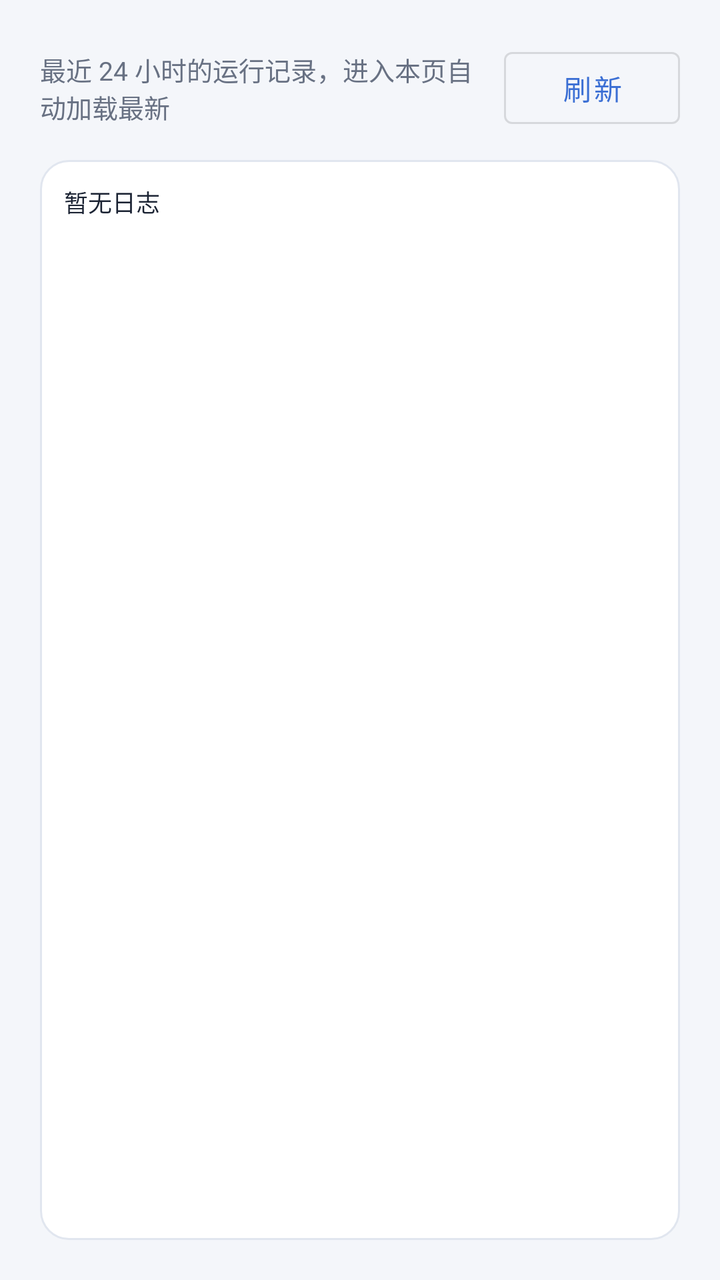
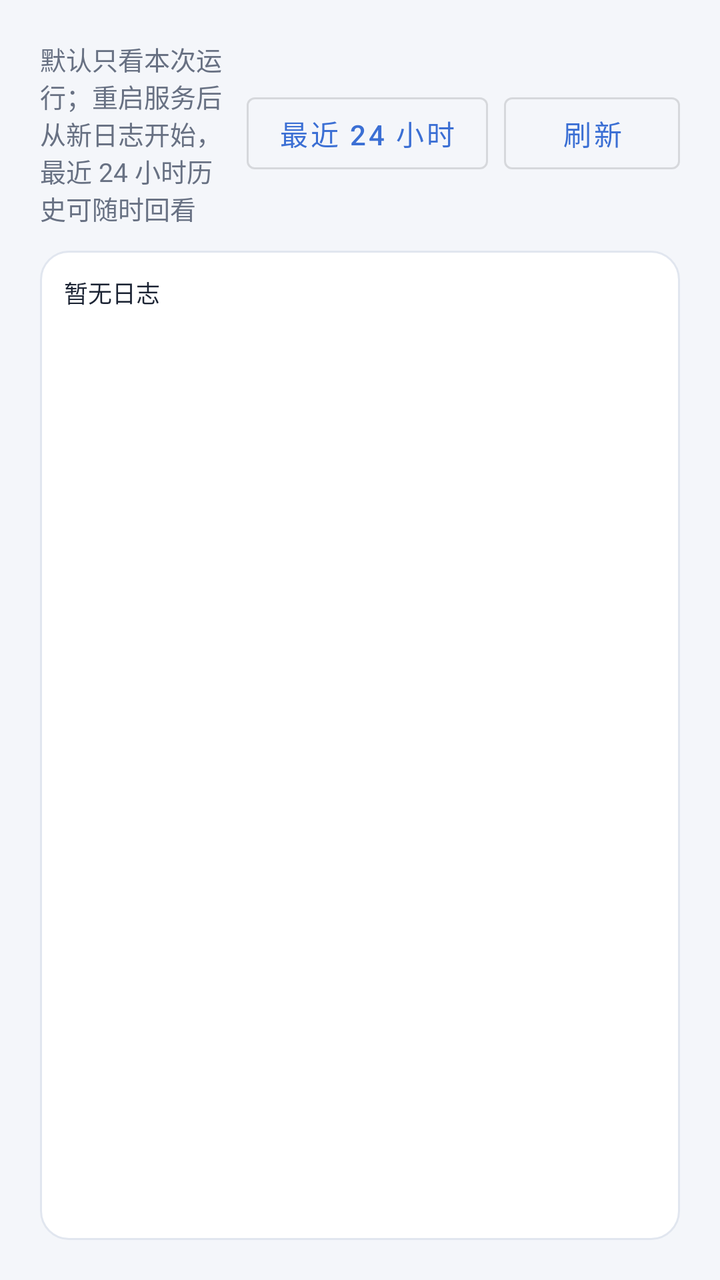

Screens rendered from an Android XML layout before and after an edit, with the pre-edit source and the edit as a unified diff.
<!-- AndroidManifest.xml: application theme Theme.Mugshot -->
<!-- res/layout/fragment_logs.xml -->
<?xml version="1.0" encoding="utf-8"?>
<LinearLayout xmlns:android="http://schemas.android.com/apk/res/android"
    android:layout_width="match_parent"
    android:layout_height="match_parent"
    android:orientation="vertical"
    android:padding="20dp">

    <LinearLayout
        android:layout_width="match_parent"
        android:layout_height="wrap_content"
        android:gravity="center_vertical"
        android:orientation="horizontal">

        <TextView
            android:id="@+id/log_hint"
            android:layout_width="0dp"
            android:layout_height="wrap_content"
            android:layout_weight="1"
            android:text="@string/log_hint"
            android:textSize="13sp"
            android:textColor="@color/text_sub" />

        <Button
            android:id="@+id/btn_refresh_log"
            android:layout_width="wrap_content"
            android:layout_height="wrap_content"
            android:layout_marginStart="8dp"
            android:text="@string/btn_refresh_log"
            style="@style/Widget.MaterialComponents.Button.OutlinedButton" />
    </LinearLayout>

    <ScrollView
        android:id="@+id/log_scroll"
        android:layout_width="match_parent"
        android:layout_height="match_parent"
        android:layout_marginTop="12dp"
        android:background="@drawable/card_bg"
        android:fillViewport="true">

        <TextView
            android:id="@+id/log_view"
            android:layout_width="match_parent"
            android:layout_height="wrap_content"
            android:fontFamily="monospace"
            android:padding="12dp"
            android:text="@string/log_empty"
            android:textColor="@color/text_main"
            android:textIsSelectable="true"
            android:textSize="12sp" />
    </ScrollView>
</LinearLayout>
<!-- resources referenced by this layout -->
<resources>
  <color name="text_main">#1B2333</color>
  <color name="text_sub">#687183</color>
  <!-- drawable card_bg (drawable) -->
  <?xml version="1.0" encoding="utf-8"?>
  <shape xmlns:android="http://schemas.android.com/apk/res/android" android:shape="rectangle">
      <solid android:color="@color/card" />
      <corners android:radius="14dp" />
      <stroke android:width="1dp" android:color="@color/card_stroke" />
  </shape>
  <string name="btn_refresh_log">刷新</string>
  <string name="log_empty">暂无日志</string>
  <string name="log_hint">最近 24 小时的运行记录，进入本页自动加载最新</string>
  <style name="Theme.Mugshot" parent="Theme.MaterialComponents.DayNight.NoActionBar">
          <item name="colorPrimary">@color/accent</item>
          <item name="colorOnPrimary">@color/white</item>
          <item name="android:windowBackground">@color/bg</item>
          <item name="android:statusBarColor">@color/bg</item>
      </style>
  <color name="card">#FFFFFF</color>
  <color name="card_stroke">#E1E6EF</color>
  <color name="accent">#3B6FD4</color>
  <color name="white">#FFFFFF</color>
  <color name="bg">#F4F6FA</color>
</resources>

<!-- the commit's change to res/layout/fragment_logs.xml (unified diff, before → after) -->
@@ -19,6 +19,14 @@
             android:text="@string/log_hint"
             android:textSize="13sp"
             android:textColor="@color/text_sub" />
+
+        <Button
+            android:id="@+id/btn_log_mode"
+            android:layout_width="wrap_content"
+            android:layout_height="wrap_content"
+            android:layout_marginStart="8dp"
+            android:text="@string/btn_log_history"
+            style="@style/Widget.MaterialComponents.Button.OutlinedButton" />
 
         <Button
             android:id="@+id/btn_refresh_log"
<!-- resource entries referenced after the edit -->
@@ -9,9 +9,10 @@
       <corners android:radius="14dp" />
       <stroke android:width="1dp" android:color="@color/card_stroke" />
   </shape>
+  <string name="btn_log_history">最近 24 小时</string>
   <string name="btn_refresh_log">刷新</string>
   <string name="log_empty">暂无日志</string>
-  <string name="log_hint">最近 24 小时的运行记录，进入本页自动加载最新</string>
+  <string name="log_hint">默认只看本次运行；重启服务后从新日志开始，最近 24 小时历史可随时回看</string>
   <style name="Theme.Mugshot" parent="Theme.MaterialComponents.DayNight.NoActionBar">
           <item name="colorPrimary">@color/accent</item>
           <item name="colorOnPrimary">@color/white</item>
